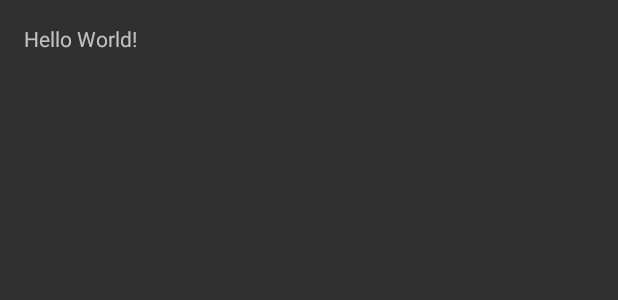
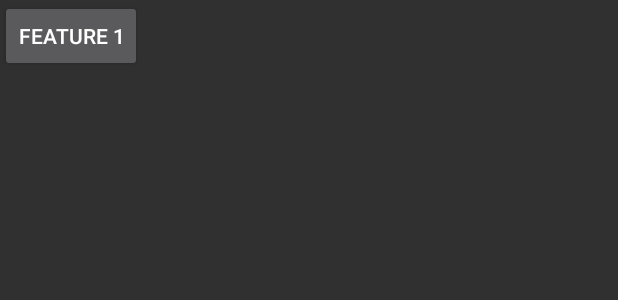
Before and after one commit to crystalDf/GuoLin-Blog-20170412-MyGit, an Android app: the layout activity_main.xml on its own in the app's theme, with its tools: preview values and no code run, on a phone screen of 412 x 824 dp. Shown: the top 300 px of the screen. Run offline under Robolectric (Android 15) with nearby library versions, the phone set to English and light mode, and no system bars.

Commit message:
add feature-1 on master

```diff
--- a/app/src/main/res/layout/activity_main.xml
+++ b/app/src/main/res/layout/activity_main.xml
@@ -1,18 +1,13 @@
 <?xml version="1.0" encoding="utf-8"?>
-<RelativeLayout
-    android:id="@+id/activity_main"
+<LinearLayout
     xmlns:android="http://schemas.android.com/apk/res/android"
-    xmlns:tools="http://schemas.android.com/tools"
     android:layout_width="match_parent"
-    android:layout_height="match_parent"
-    android:paddingBottom="@dimen/activity_vertical_margin"
-    android:paddingLeft="@dimen/activity_horizontal_margin"
-    android:paddingRight="@dimen/activity_horizontal_margin"
-    android:paddingTop="@dimen/activity_vertical_margin"
-    tools:context="com.star.mygit.MainActivity">
+    android:layout_height="match_parent">
 
-    <TextView
+    <Button
+        android:id="@+id/feature_1"
         android:layout_width="wrap_content"
         android:layout_height="wrap_content"
-        android:text="Hello World!"/>
-</RelativeLayout>
+        android:text="@string/feature_1"/>
+
+</LinearLayout>
--- a/app/src/main/res/values/strings.xml
+++ b/app/src/main/res/values/strings.xml
@@ -1,3 +1,6 @@
 <resources>
     <string name="app_name">MyGit</string>
+    <string name="feature_1">Feature 1</string>
+    <string name="feature_4">Feature 4</string>
+    <string name="feature_1_display">World Hello</string>
 </resources>
```
Also changed, not shown: app/src/main/java/com/star/mygit/MainActivity.java (+18 -1 lines).
